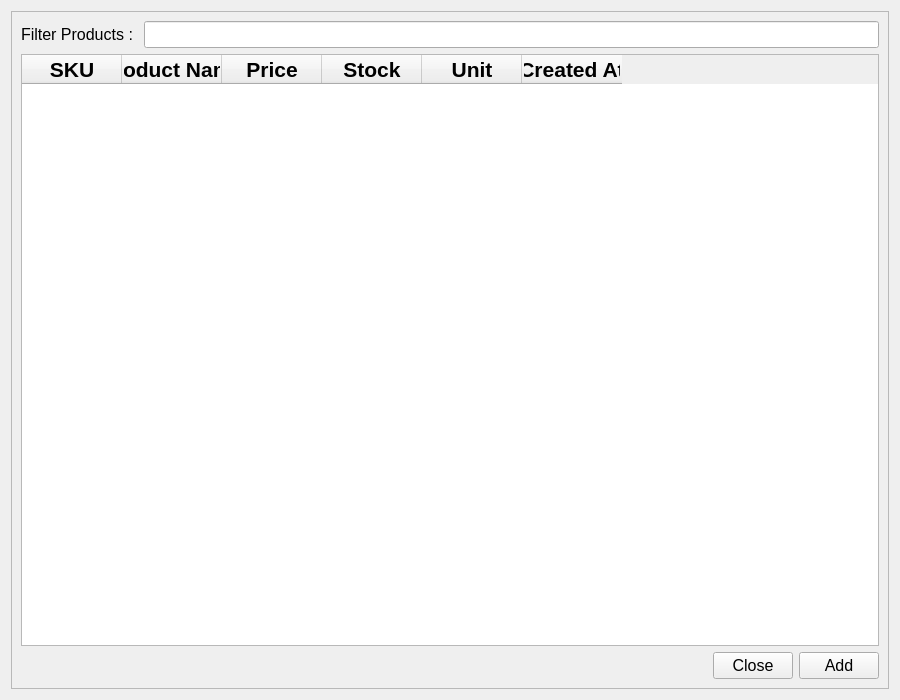
Old version of the form ui/products_dialog.ui in the repository michael-halim/pos.
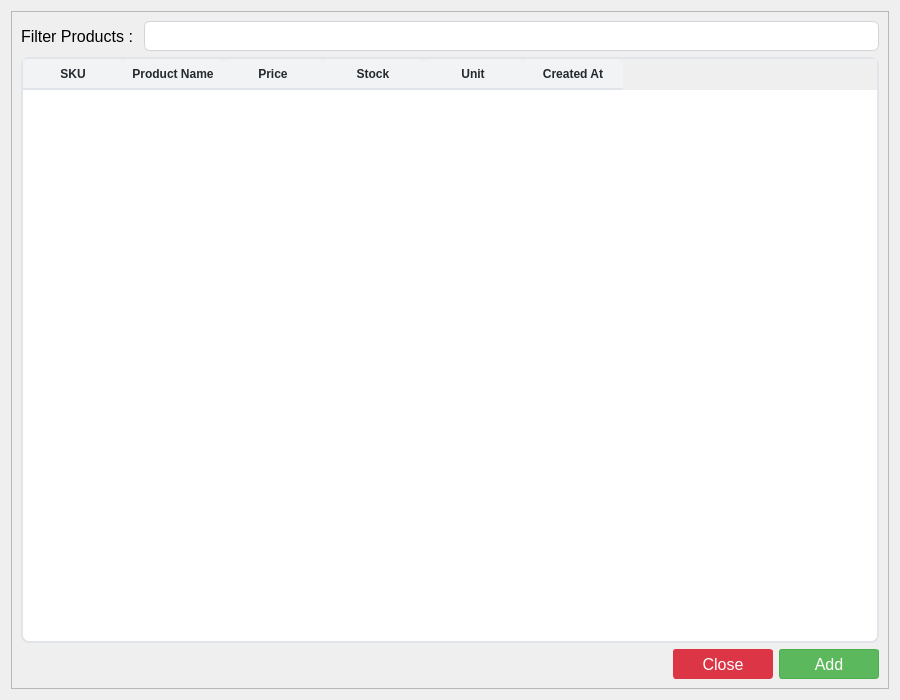
New version of the form.

Commit message: Patch#34: Added UI - Added UI for Table, Button, and Input - Fix some UI Behavior

Diff of the .ui file:
```diff
--- a/ui/products_dialog.ui
+++ b/ui/products_dialog.ui
@@ -13,6 +13,256 @@
   <property name="windowTitle">
    <string>Products Dialog</string>
   </property>
+  <property name="styleSheet">
+   <string notr="true">QLineEdit{
+	border: 1px solid #d1d5db;      /* Light gray border */
+    border-radius: 6px;             /* Rounded corners */
+    outline: none;                  /* Remove default outline */
+    color: #333;                    /* Text color */
+    background-color: #fff;       /* Light gray background */
+    
+}
+
+QLineEdit:focus {
+    border: 1px solid #93c5fd;       /* Blue border on focus */
+    background-color: #ffffff;       /* White background when focused */
+}
+
+QLineEdit:disabled {
+    border: 1px solid #e5e7eb;      /* Lighter border when disabled */
+    background-color: #f3f4f6;      /* Light gray background when disabled */
+    color: #9ca3af;                 /* Lighter text color when disabled */
+}
+
+/* QComboBox Styling - Improved with clearer state indicators */
+QComboBox {
+    border: 1px solid #d1d5db;      /* Light gray border */
+    border-radius: 6px;             /* Rounded corners */
+    padding: 6px 12px 6px 10px;     /* Add some padding */
+    min-height: 20px;               /* Minimum height */
+    color: #333;                    /* Text color */
+    background-color: #fff;         /* White background */
+    selection-background-color: #93c5fd; /* Light blue selection */
+    font-size: 14px;                /* Consistent font size */
+    min-width: 6em;                 /* Minimum width */
+}
+
+QComboBox:hover:!disabled {
+    border-color: #93c5fd;          /* Light blue border on hover when enabled */
+    background-color: #f0f7ff;      /* Very light blue background on hover */
+}
+
+QComboBox:focus {
+    border: 2px solid #3b82f6;      /* Thicker, darker blue border on focus */
+    background-color: #ffffff;      /* Pure white background when focused */
+}
+
+QComboBox:disabled {
+    border: 1px solid #d9dce0;      /* Very light gray border when disabled */
+    background-color: #f3f4f6;      /* Light gray background when disabled */
+    color: #9ca3af;                 /* Lighter text color when disabled */
+}
+
+QComboBox::drop-down {
+    subcontrol-origin: padding;
+    subcontrol-position: center right;
+    width: 20px;
+    border: none;                   /* Remove border for cleaner look */
+    margin-right: 5px;              /* Add some margin */
+}
+
+/* If you don't have an icon, use this instead: */
+QComboBox::down-arrow {
+    width: 0;
+    height: 0;
+    border-left: 5px solid transparent;
+    border-right: 5px solid transparent;
+    border-top: 5px solid #666;     /* Arrow color */
+    margin-right: 5px;
+}
+
+QComboBox::down-arrow:disabled {
+    border-top: 5px solid #b0b0b0;  /* Lighter arrow color when disabled */
+}
+
+QComboBox:disabled {
+    color: #9ca3af;                 /* Lighter text when disabled */
+    background-color: #f3f4f6;      /* Light gray background */
+    border-color: #e5e7eb;          /* Lighter border */
+}
+
+/* Add a visual indicator for disabled state */
+QComboBox:disabled {
+    color: #9ca3af;
+    background-color: #f3f4f6;
+    border: 1px solid #e5e7eb;
+    padding-right: 25px;            /* Make room for the lock icon */
+}
+
+/* If you don't have a lock icon, use a pattern instead */
+QComboBox:disabled {
+    background-image: repeating-linear-gradient(
+        45deg,
+        transparent,
+        transparent 5px,
+        rgba(200, 200, 200, 0.1) 5px,
+        rgba(200, 200, 200, 0.1) 10px
+    );
+}
+
+QComboBox QAbstractItemView {
+    border: 1px solid #d1d5db;
+    border-radius: 0px 0px 6px 6px;
+    background-color: white;
+    selection-background-color: #3b82f6;  /* Darker blue for better contrast */
+    selection-color: white;               /* White text on selection */
+    outline: none;
+    padding: 5px;
+}
+
+QComboBox QAbstractItemView::item {
+    min-height: 25px;               /* Taller items for better clickability */
+    padding: 5px;                   /* Padding inside items */
+}
+
+QComboBox QAbstractItemView::item:hover {
+    background-color: #e5f0ff;      /* Light blue on hover */
+    color: #333;
+}
+
+/* QTextEdit Styling - Similar to QLineEdit */
+QTextEdit {
+    border: 1px solid #d1d5db;      /* Light gray border */
+    border-radius: 6px;             /* Rounded corners */
+    outline: none;                  /* Remove default outline */
+    color: #333;                    /* Text color */
+    background-color: #fff;         /* White background */
+    padding: 6px 10px;              /* Add some padding for better text display */
+    selection-background-color: #93c5fd; /* Light blue selection */
+}
+
+QTextEdit:focus {
+    border: 1px solid #93c5fd;      /* Blue border on focus */
+    background-color: #ffffff;      /* White background when focused */
+}
+
+QTextEdit:disabled {
+    border: 1px solid #e5e7eb;      /* Lighter border when disabled */
+    background-color: #f3f4f6;      /* Light gray background when disabled */
+    color: #9ca3af;                 /* Lighter text color when disabled */
+}
+
+
+/* QDateEdit Styling */
+QDateEdit {
+    border: 1px solid #d1d5db;
+    border-radius: 6px;
+    padding: 6px 10px;
+    min-height: 20px;
+    color: #333;
+    background-color: #fff;
+    font-size: 14px;
+}
+
+QDateEdit:hover:!disabled {
+    border-color: #93c5fd;
+    background-color: #f0f7ff;
+}
+
+QDateEdit:focus {
+    border: 2px solid #3b82f6;
+    background-color: #ffffff;
+}
+
+QDateEdit:disabled {
+    color: #9ca3af;
+    background-color: #f3f4f6;
+    border: 1px dashed #c0c0c0;
+}
+
+QDateEdit::drop-down {
+    subcontrol-origin: padding;
+    subcontrol-position: center right;
+    width: 20px;
+    border: none;
+    margin-right: 5px;
+}
+
+QDateEdit::down-arrow {
+    width: 0;
+    height: 0;
+    border-left: 5px solid transparent;
+    border-right: 5px solid transparent;
+    border-top: 5px solid #666;
+    margin-right: 5px;
+}
+
+QDateEdit::down-arrow:disabled {
+    border-top: 5px solid #b0b0b0;
+}
+
+/* Calendar popup styling */
+QCalendarWidget {
+    background-color: white;
+    border: 1px solid #d1d5db;
+}
+
+QCalendarWidget QToolButton {
+    color: #333;
+    background-color: transparent;
+    border: 1px solid transparent;
+    border-radius: 4px;
+    padding: 4px;
+}
+
+QCalendarWidget QToolButton:hover {
+    background-color: #f0f7ff;
+    border: 1px solid #93c5fd;
+}
+
+QCalendarWidget QMenu {
+    background-color: white;
+    border: 1px solid #d1d5db;
+    padding: 5px;
+}
+
+QCalendarWidget QSpinBox {
+    border: 1px solid #d1d5db;
+    border-radius: 4px;
+    padding: 3px;
+    background-color: white;
+}
+
+QCalendarWidget QAbstractItemView:enabled {
+    background-color: white;
+    color: #333;
+    selection-background-color: #3b82f6;
+    selection-color: white;
+}
+
+QCalendarWidget QAbstractItemView:disabled {
+    color: #9ca3af;
+}
+
+QCalendarWidget QWidget#qt_calendar_navigationbar {
+    background-color: #f1f5f9;
+    border-bottom: 1px solid #d1d5db;
+    padding: 4px;
+}
+
+QPushButton {
+    text-align: center;
+    white-space: nowrap;
+    vertical-align: middle;
+    border: 1px solid transparent;
+    line-height: 1.5;
+    border-radius: 3px;
+    margin: 0.25rem;
+	opacity: 0.55;
+
+}
+</string>
+  </property>
   <layout class="QGridLayout" name="gridLayout_2">
    <item row="0" column="0">
     <widget class="QFrame" name="frame">
@@ -29,6 +279,12 @@
          <layout class="QFormLayout" name="formLayout_2">
           <item row="0" column="0">
            <widget class="QLabel" name="filter_products_dialog_label">
+            <property name="minimumSize">
+             <size>
+              <width>0</width>
+              <height>30</height>
+             </size>
+            </property>
             <property name="font">
              <font>
               <pointsize>12</pointsize>
@@ -41,6 +297,12 @@
           </item>
           <item row="0" column="1">
            <widget class="QLineEdit" name="filter_products_dialog_input">
+            <property name="minimumSize">
+             <size>
+              <width>0</width>
+              <height>30</height>
+             </size>
+            </property>
             <property name="font">
              <font>
               <pointsize>12</pointsize>
@@ -52,13 +314,82 @@
         </item>
         <item>
          <widget class="QTableWidget" name="products_dialog_table">
+          <property name="styleSheet">
+           <string notr="true">QTableWidget {
+            background-color: #ffffff;
+            alternate-background-color: #f5f8fa;
+            border: 2px solid #e1e4e8;
+            border-radius: 8px;
+            gridline-color: #e1e4e8;
+            selection-background-color: #0366d6;
+            selection-color: #ffffff;
+        }
+        
+        QTableWidget::item {
+            border-bottom: 1px solid #e1e4e8;
+			padding: 6px;
+        }
+        
+        QTableWidget::item:selected {
+            background-color: #0366d6;
+			border: none; /* Remove any border on selected items */
+        }
+
+        QTableWidget::item:focus {
+            border: none; /* Remove the focus border */
+            outline: none; /* Remove the focus outline */
+        }
+
+        QHeaderView::section {
+            background-color: #f1f3f5;
+            color: #24292e;
+            font-weight: bold;
+            border: none;
+            border-bottom: 2px solid #e1e4e8;
+            padding: 3px;
+            border-top-left-radius: 6px;
+            border-top-right-radius: 6px;
+        }
+        
+        QTableWidget QScrollBar:vertical {
+            border: none;
+            background: #f1f3f5;
+            width: 10px;
+            border-radius: 5px;
+        }
+        
+        QTableWidget QScrollBar::handle:vertical {
+            background: #c0c0c0;
+            border-radius: 5px;
+        }
+        
+        QTableWidget QScrollBar::handle:vertical:hover {
+            background: #a0a0a0;
+        }
+        
+        QTableWidget QScrollBar:horizontal {
+            border: none;
+            background: #f1f3f5;
+            height: 10px;
+            border-radius: 5px;
+        }
+        
+        QTableWidget QScrollBar::handle:horizontal {
+            background: #c0c0c0;
+            border-radius: 5px;
+        }
+        
+        QTableWidget QScrollBar::handle:horizontal:hover {
+            background: #a0a0a0;
+        }</string>
+          </property>
           <column>
            <property name="text">
             <string>SKU</string>
            </property>
            <property name="font">
             <font>
-             <pointsize>16</pointsize>
+             <pointsize>12</pointsize>
              <weight>75</weight>
              <bold>true</bold>
             </font>
@@ -73,7 +404,7 @@
            </property>
            <property name="font">
             <font>
-             <pointsize>16</pointsize>
+             <pointsize>12</pointsize>
              <weight>75</weight>
              <bold>true</bold>
             </font>
@@ -88,7 +419,7 @@
            </property>
            <property name="font">
             <font>
-             <pointsize>16</pointsize>
+             <pointsize>12</pointsize>
              <weight>75</weight>
              <bold>true</bold>
             </font>
@@ -103,7 +434,7 @@
            </property>
            <property name="font">
             <font>
-             <pointsize>16</pointsize>
+             <pointsize>12</pointsize>
              <weight>75</weight>
              <bold>true</bold>
             </font>
@@ -118,7 +449,7 @@
            </property>
            <property name="font">
             <font>
-             <pointsize>16</pointsize>
+             <pointsize>12</pointsize>
              <weight>75</weight>
              <bold>true</bold>
             </font>
@@ -133,7 +464,7 @@
            </property>
            <property name="font">
             <font>
-             <pointsize>16</pointsize>
+             <pointsize>12</pointsize>
              <weight>75</weight>
              <bold>true</bold>
             </font>
@@ -161,11 +492,28 @@
           </item>
           <item>
            <widget class="QPushButton" name="close_products_dialog_button">
+            <property name="minimumSize">
+             <size>
+              <width>100</width>
+              <height>30</height>
+             </size>
+            </property>
             <property name="font">
              <font>
               <pointsize>12</pointsize>
              </font>
             </property>
+            <property name="styleSheet">
+             <string notr="true">QPushButton {
+    color: #fff;
+    background-color: #dc3545;
+    border-color: #dc3545;
+}
+QPushButton:hover {
+    background-color: #bb2d3b;
+    border-color: #b02a37;
+}</string>
+            </property>
             <property name="text">
              <string>Close</string>
             </property>
@@ -173,11 +521,34 @@
           </item>
           <item>
            <widget class="QPushButton" name="add_products_dialog_button">
+            <property name="minimumSize">
+             <size>
+              <width>100</width>
+              <height>30</height>
+             </size>
+            </property>
             <property name="font">
              <font>
               <pointsize>12</pointsize>
              </font>
             </property>
+            <property name="styleSheet">
+             <string notr="true">QPushButton {
+    color: #fff;
+    background-color: #5cb85c;
+    border-color: #4cae4c;
+}
+QPushButton:hover {
+    background-color: #4cae4c;
+    border-color: #419641;
+}
+QPushButton:disabled {
+    background-color: #a3d7a3;
+    border-color: #a3d7a3;
+    color: #e8f5e8;
+}
+</string>
+            </property>
             <property name="text">
              <string>Add</string>
             </property>
```
The commit also changes 35 other files.
